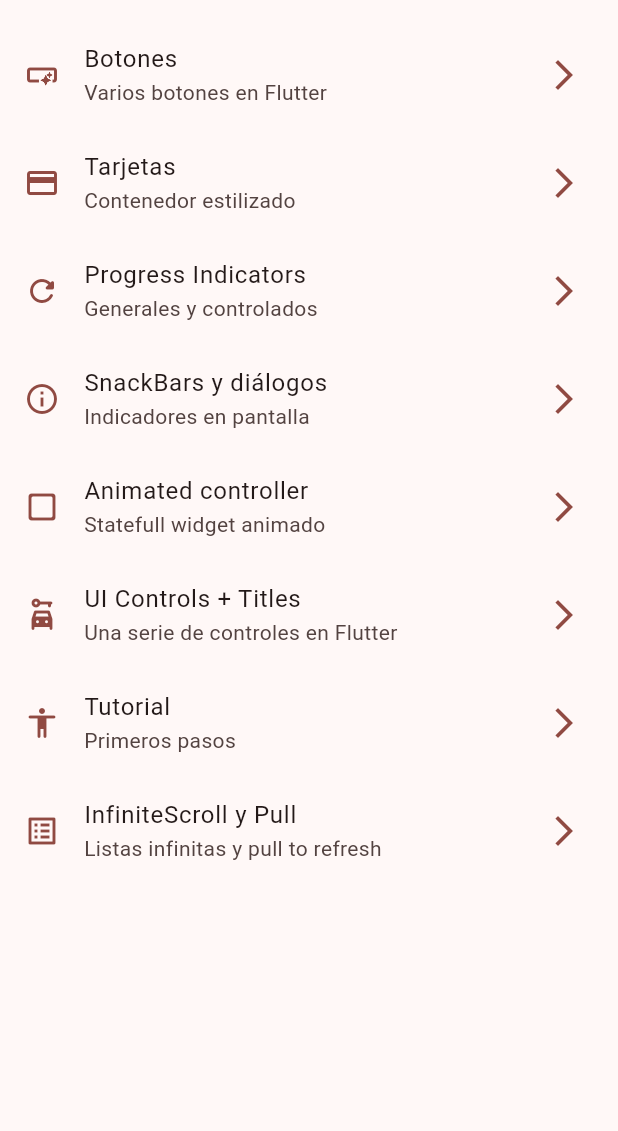
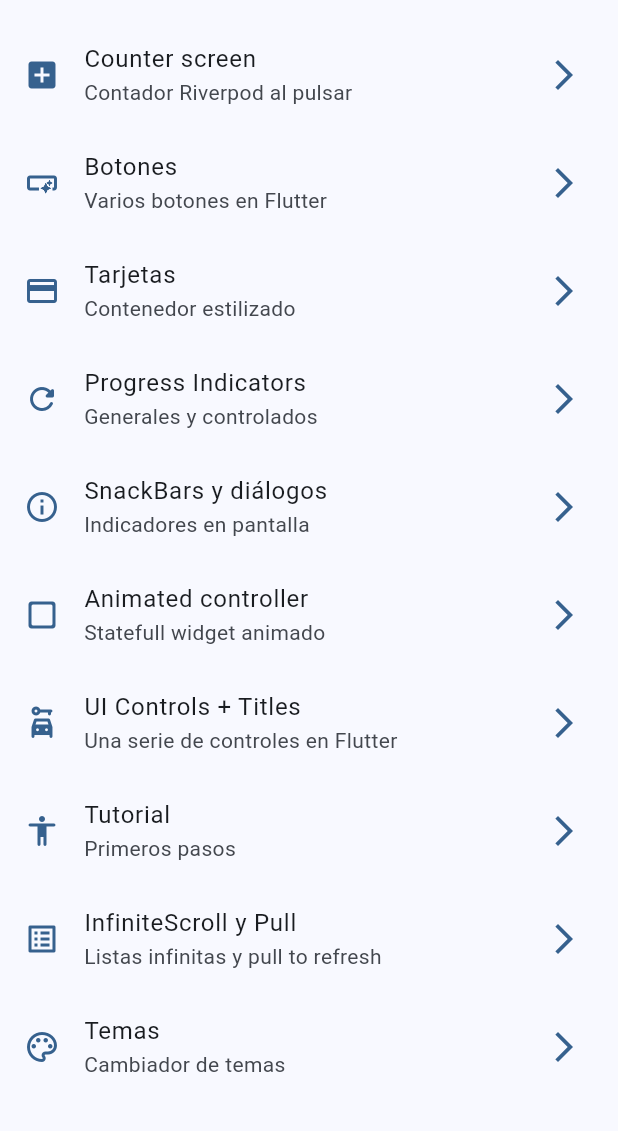
Before and after one commit to Gaan21/Flutter, a Flutter app: the screen it shows after launch, on a phone screen of 412 x 824 dp, the part 63-1194 px from its top. Run offline on Flutter 3.47's test engine with Material 2 defaults, Android fonts, the phone set to English and light mode, and no system bars; our stand-ins replace animate_do, dio, flutter_riverpod, go_router, video_player.

Commit message:
Funcionando modo oscuro y temas con riverpod

```diff
--- a/widgets_app/lib/config/menu/menu_items.dart
+++ b/widgets_app/lib/config/menu/menu_items.dart
@@ -18,6 +18,13 @@ class MenuItem {
 }
 
 const appMenuItems = <MenuItem>[
+  MenuItem(
+    title: "Counter screen",
+    subtitle: "Contador Riverpod al pulsar",
+    link: "/contador",
+    nombreRuta: CounterScreen.name,
+    icon: Icons.add_box,
+  ),
   MenuItem(
     title: "Botones",
     subtitle: "Varios botones en Flutter",
@@ -74,4 +81,11 @@ const appMenuItems = <MenuItem>[
     nombreRuta: InfiniteScrollScreen.name,
     icon: Icons.list_alt_outlined,
   ),
+  MenuItem(
+    title: "Temas",
+    subtitle: "Cambiador de temas",
+    link: "/temas",
+    nombreRuta: ThemeChangerScreen.name,
+    icon: Icons.color_lens_outlined,
+  ),
 ];
--- a/widgets_app/lib/config/router/app_router.dart
+++ b/widgets_app/lib/config/router/app_router.dart
@@ -50,5 +50,15 @@ final appRouter = GoRouter(
       name: InfiniteScrollScreen.name,
       builder: (context, state) => const InfiniteScrollScreen(),
     ),
+    GoRoute(
+      path: "/contador",
+      name: CounterScreen.name,
+      builder: (context, state) => const CounterScreen(),
+    ),
+    GoRoute(
+      path: "/temas",
+      name: ThemeChangerScreen.name,
+      builder: (context, state) => const ThemeChangerScreen(),
+    ),
   ],
 );
--- a/widgets_app/lib/config/theme/app_theme.dart
+++ b/widgets_app/lib/config/theme/app_theme.dart
@@ -6,12 +6,18 @@ const List<Color> colorList = <Color>[
   Colors.green,
   Colors.red,
   Colors.orange,
+  Colors.purple,
+  Colors.pink,
+  Colors.deepPurple,
+  Colors.yellow,
 ];
 
 class AppTheme {
   final int selectedColor;
 
-  AppTheme({this.selectedColor = 0})
+  final bool modoNoche;
+
+  AppTheme({this.modoNoche = false, this.selectedColor = 0})
       : assert(selectedColor >= 0,
             "El color seleccionado tiene que ser mayor que cero"),
         assert(selectedColor < colorList.length,
@@ -19,6 +25,7 @@ class AppTheme {
 
   ThemeData getTheme() => ThemeData(
         useMaterial3: true,
+        brightness: modoNoche ? Brightness.dark : Brightness.light,
         colorSchemeSeed: colorList[selectedColor],
         appBarTheme: const AppBarTheme(
           centerTitle: true,
--- a/widgets_app/lib/main.dart
+++ b/widgets_app/lib/main.dart
@@ -1,26 +1,37 @@
 import 'dart:io';
 
 import 'package:flutter/material.dart';
+import 'package:flutter_riverpod/flutter_riverpod.dart';
 import 'package:widgets_app/config/router/app_router.dart';
 import 'package:widgets_app/config/theme/app_theme.dart';
+import 'package:widgets_app/presentation/providers/theme_provider.dart';
 
 import 'config/helpers/config_http.dart';
 
 void main() {
-  runApp(const MyApp());
+  runApp(
+    const ProviderScope(
+      child: MyApp(),
+    ),
+  );
   HttpOverrides.global = MyHttpOverrides();
 }
 
-class MyApp extends StatelessWidget {
+class MyApp extends ConsumerWidget {
   const MyApp({super.key});
 
   @override
-  Widget build(BuildContext context) {
+  Widget build(BuildContext context, WidgetRef ref) {
+    final bool modoNoche = ref.watch(isDarkModeProvider);
+
+    final int selectedColor = ref.watch(selectedIndexColorProvider);
+
     return MaterialApp.router(
       title: "Flutter Widgets",
       routerConfig: appRouter,
       debugShowCheckedModeBanner: false,
-      theme: AppTheme(selectedColor: 3).getTheme(),
+      theme: AppTheme(selectedColor: selectedColor, modoNoche: modoNoche)
+          .getTheme(),
     );
   }
 }
--- /dev/null
+++ b/widgets_app/lib/presentation/providers/counter_provider.dart
@@ -0,0 +1,3 @@
+import 'package:flutter_riverpod/flutter_riverpod.dart';
+
+final counterProvider = StateProvider<int>((ref) => 0);
--- /dev/null
+++ b/widgets_app/lib/presentation/providers/theme_provider.dart
@@ -0,0 +1,12 @@
+import 'package:flutter/material.dart';
+import 'package:flutter_riverpod/flutter_riverpod.dart';
+import 'package:widgets_app/config/theme/app_theme.dart';
+
+final StateProvider<bool> isDarkModeProvider =
+    StateProvider<bool>((ref) => false);
+
+final Provider<List<Color>> colorListProvider =
+    Provider<List<Color>>((ref) => colorList);
+
+final StateProvider<int> selectedIndexColorProvider =
+    StateProvider<int>((ref) => 0);
--- a/widgets_app/lib/presentation/screens/home/home_screen.dart
+++ b/widgets_app/lib/presentation/screens/home/home_screen.dart
@@ -10,11 +10,17 @@ class HomeScreen extends StatelessWidget {
 
   @override
   Widget build(BuildContext context) {
+    //Referencia al estado actual del scaffold:
+    final scaffolKey = GlobalKey<ScaffoldState>();
+
     return Scaffold(
+      key: scaffolKey,
       appBar: AppBar(
         title: const Text("Flutter"),
       ),
-      drawer: const SideMenu(),
+      drawer: SideMenu(
+        scaffoldKey: scaffolKey,
+      ),
       body: const _HomeView(),
     );
   }
--- a/widgets_app/lib/presentation/screens/screens.dart
+++ b/widgets_app/lib/presentation/screens/screens.dart
@@ -1,10 +1,11 @@
+export 'package:widgets_app/presentation/screens/theme_changer/theme_changer_screen.dart';
+export 'package:widgets_app/presentation/screens/counter/counter_screen.dart';
 export 'package:widgets_app/presentation/screens/animated/animated_screen.dart';
 export 'package:widgets_app/presentation/screens/app_tutorial/app_tutorial_screen.dart';
 export 'package:widgets_app/presentation/screens/infinite_scroll/infinite_scroll_screen.dart';
 export 'package:widgets_app/presentation/screens/ui_controls/ui_controls_screen.dart';
 export 'package:widgets_app/presentation/screens/progress/progress_screen.dart';
 export 'package:widgets_app/presentation/screens/snackbar/snackbar_screen.dart';
-
 export 'package:widgets_app/presentation/screens/buttons/buttons_screen.dart';
 export 'package:widgets_app/presentation/screens/home/home_screen.dart';
 export 'package:widgets_app/presentation/screens/cards/cards_screen.dart';
--- a/widgets_app/pubspec.yaml
+++ b/widgets_app/pubspec.yaml
@@ -37,6 +37,7 @@ dependencies:
   cupertino_icons: ^1.0.2
   go_router: ^9.0.3
   animate_do: ^3.0.2
+  flutter_riverpod: ^2.3.6
 
 dev_dependencies:
   flutter_test:
```
Also changed, not shown: widgets_app/lib/presentation/screens/counter/counter_screen.dart (added, +47 -0 lines), widgets_app/lib/presentation/screens/theme_changer/theme_changer_screen.dart (added, +64 -0 lines), widgets_app/lib/presentation/widgets/drawers/side_menu.dart (+12 -2 lines), widgets_app/pubspec.lock.
